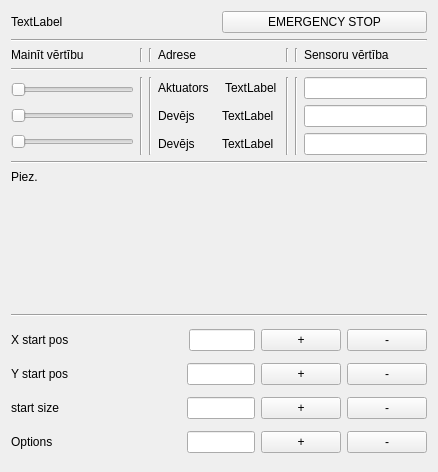
This is widgetservice.ui in kasarkonic/Sauka1 as Qt 5 draws it before an edit. The edited form follows.
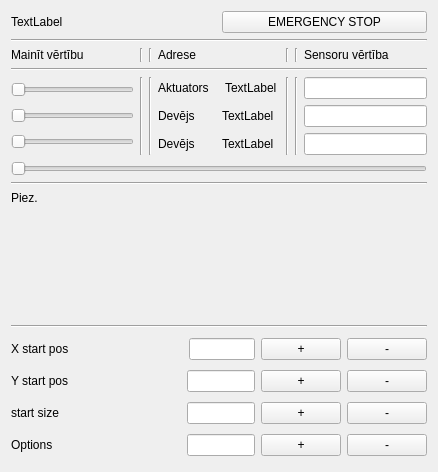
This is the edited form.

Diff of the .ui file:
```diff
--- a/widgetservice.ui
+++ b/widgetservice.ui
@@ -13,7 +13,7 @@
   <property name="windowTitle">
    <string>Form</string>
   </property>
-  <layout class="QVBoxLayout" name="verticalLayout_4" stretch="1,0,0,0,5,0,3,0,3">
+  <layout class="QVBoxLayout" name="verticalLayout_4" stretch="1,0,0,0,5,0,0,3,0,3">
    <item>
     <layout class="QVBoxLayout" name="verticalLayout_3">
      <item>
@@ -255,6 +255,13 @@
      </item>
     </layout>
    </item>
+   <item>
+    <widget class="QSlider" name="horizontalSlider_speed">
+     <property name="orientation">
+      <enum>Qt::Horizontal</enum>
+     </property>
+    </widget>
+   </item>
    <item>
     <widget class="Line" name="line_4">
      <property name="orientation">
```
